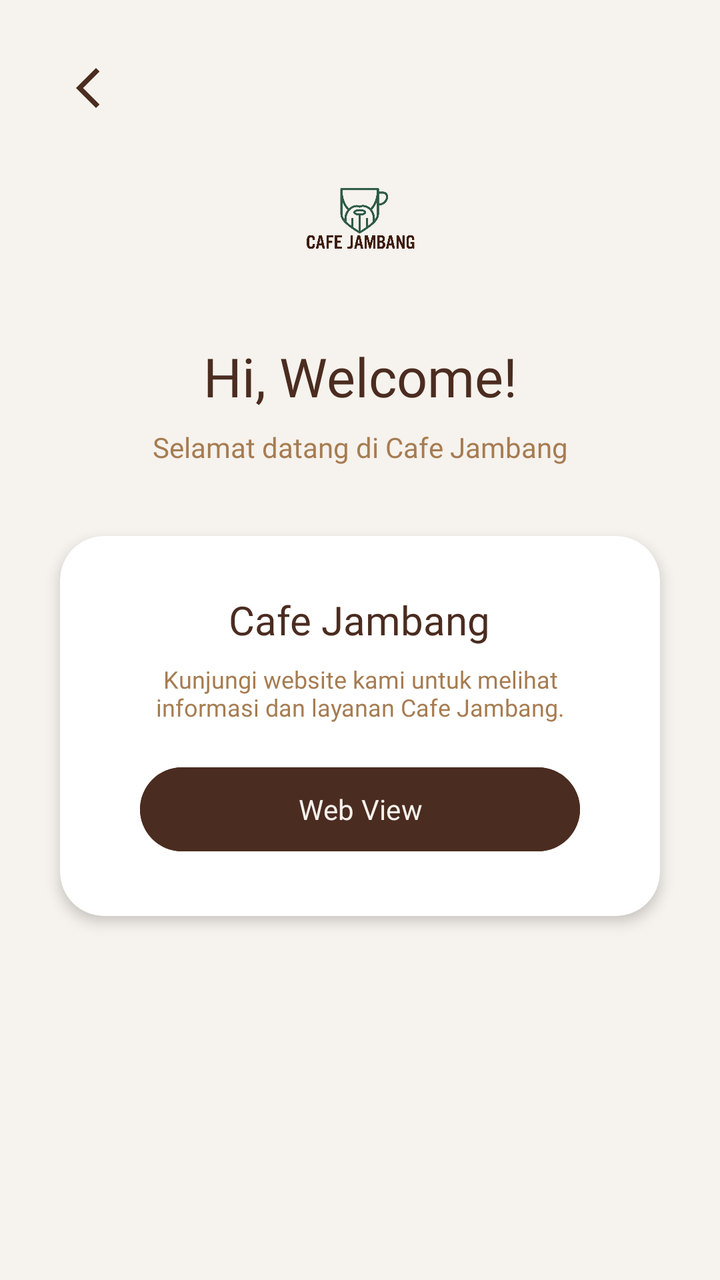
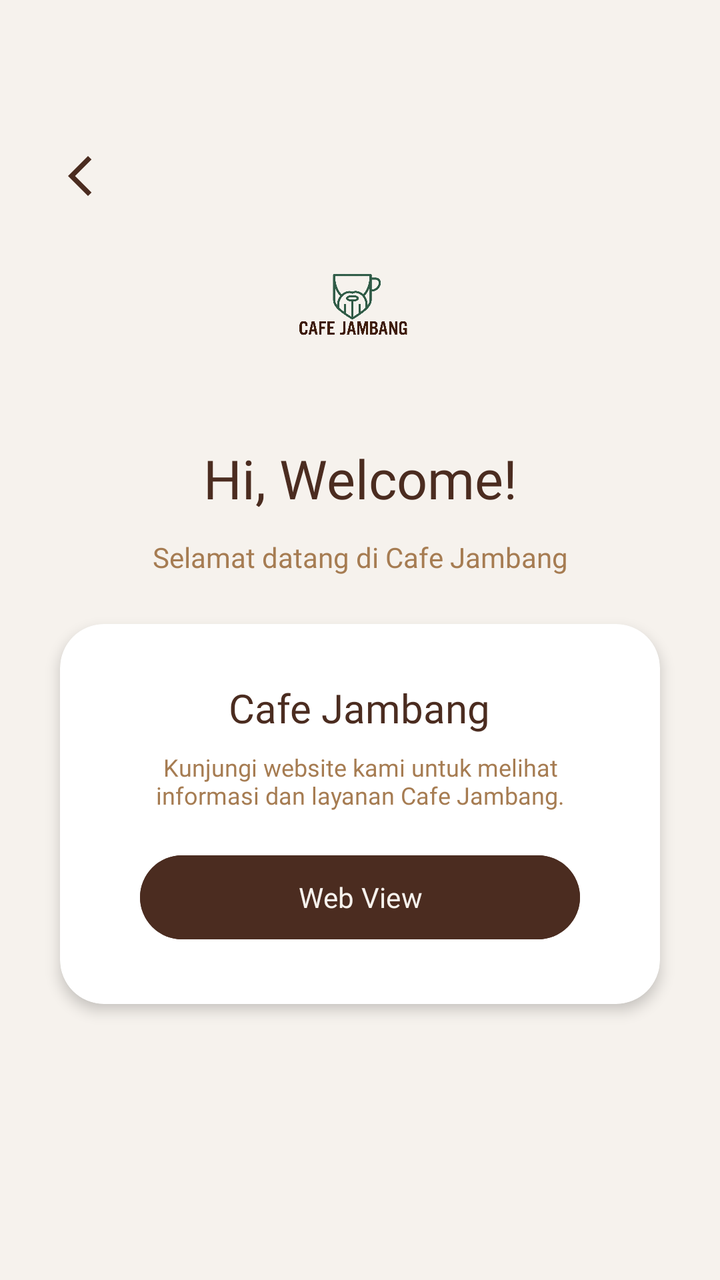

An Android layout rendered at two revisions. The XML below is the earlier revision; the diff shows what the commit changed to produce the second picture.
<!-- AndroidManifest.xml: application theme Theme.YLNLays -->
<!-- res/layout/activity_dashboard.xml -->
<?xml version="1.0" encoding="utf-8"?>
<androidx.constraintlayout.widget.ConstraintLayout
    xmlns:android="http://schemas.android.com/apk/res/android"
    xmlns:app="http://schemas.android.com/apk/res-auto"
    android:id="@+id/main"
    android:layout_width="match_parent"
    android:layout_height="match_parent"
    android:background="#F6F2ED">

    
    <ImageButton
        android:id="@+id/btnBack"
        android:layout_width="48dp"
        android:layout_height="48dp"
        android:layout_marginStart="20dp"
        android:layout_marginTop="20dp"
        android:background="@android:color/transparent"
        android:src="@drawable/ic_arrow_back"
        android:contentDescription="Back"
        app:tint="#4B2C20"
        app:layout_constraintTop_toTopOf="parent"
        app:layout_constraintStart_toStartOf="parent" />

    
    <ImageView
        android:id="@+id/imgLogo"
        android:layout_width="85dp"
        android:layout_height="85dp"
        android:src="@drawable/logo"
        android:scaleType="fitCenter"
        android:contentDescription="Logo Cafe Jambang"
        app:layout_constraintTop_toTopOf="parent"
        app:layout_constraintStart_toStartOf="parent"
        app:layout_constraintEnd_toEndOf="parent"
        android:layout_marginTop="65dp" />

    
    <TextView
        android:id="@+id/tvWelcome"
        android:layout_width="0dp"
        android:layout_height="wrap_content"
        android:text="Hi, Welcome!"
        android:textColor="#4B2C20"
        android:textSize="27sp"
        android:fontFamily="@font/poppins_bold"
        android:gravity="center"
        app:layout_constraintTop_toBottomOf="@id/imgLogo"
        app:layout_constraintStart_toStartOf="parent"
        app:layout_constraintEnd_toEndOf="parent"
        android:layout_marginTop="20dp"
        android:layout_marginStart="30dp"
        android:layout_marginEnd="30dp" />

    
    <TextView
        android:id="@+id/tvSubtitle"
        android:layout_width="0dp"
        android:layout_height="wrap_content"
        android:text="Selamat datang di Cafe Jambang"
        android:textColor="#A67C52"
        android:textSize="14sp"
        android:fontFamily="@font/poppins_medium"
        android:gravity="center"
        app:layout_constraintTop_toBottomOf="@id/tvWelcome"
        app:layout_constraintStart_toStartOf="parent"
        app:layout_constraintEnd_toEndOf="parent"
        android:layout_marginStart="30dp"
        android:layout_marginEnd="30dp"
        android:layout_marginTop="8dp" />

    
    <androidx.cardview.widget.CardView
        android:id="@+id/cardWebsite"
        android:layout_width="0dp"
        android:layout_height="190dp"
        app:cardCornerRadius="22dp"
        app:cardElevation="4dp"
        app:cardBackgroundColor="#FFFFFF"
        app:layout_constraintTop_toBottomOf="@id/tvSubtitle"
        app:layout_constraintStart_toStartOf="parent"
        app:layout_constraintEnd_toEndOf="parent"
        android:layout_marginStart="30dp"
        android:layout_marginEnd="30dp"
        android:layout_marginTop="35dp">

        <LinearLayout
            android:layout_width="match_parent"
            android:layout_height="match_parent"
            android:orientation="vertical"
            android:gravity="center"
            android:padding="20dp">

            <TextView
                android:layout_width="wrap_content"
                android:layout_height="wrap_content"
                android:text="Cafe Jambang"
                android:textColor="#4B2C20"
                android:textSize="20sp"
                android:fontFamily="@font/poppins_bold" />

            <TextView
                android:layout_width="wrap_content"
                android:layout_height="wrap_content"
                android:text="Kunjungi website kami untuk melihat&#10;informasi dan layanan Cafe Jambang."
                android:textColor="#A67C52"
                android:textSize="12sp"
                android:fontFamily="@font/poppins_medium"
                android:gravity="center"
                android:layout_marginTop="8dp" />

            <Button
                android:id="@+id/btnWebView"
                android:layout_width="220dp"
                android:layout_height="50dp"
                android:text="Web View"
                android:textColor="#F6F2ED"
                android:textSize="14sp"
                android:fontFamily="@font/poppins_bold"
                android:textAllCaps="false"
                android:backgroundTint="#4B2C20"
                android:layout_marginTop="18dp" />

        </LinearLayout>

    </androidx.cardview.widget.CardView>

</androidx.constraintlayout.widget.ConstraintLayout>
<!-- resources referenced by this layout -->
<resources>
  <!-- drawable ic_arrow_back (drawable) -->
  <vector xmlns:android="http://schemas.android.com/apk/res/android" android:height="24dp" android:tint="#000000" android:viewportHeight="24" android:viewportWidth="24" android:width="24dp">
        
      <path android:fillColor="@android:color/white" android:pathData="M17.77,3.77l-1.77,-1.77l-10,10l10,10l1.77,-1.77l-8.23,-8.23z"/>
      
  </vector>
  <!-- drawable logo: png bitmap (drawable, 284325 bytes) -->
  <style name="Theme.YLNLays" parent="Base.Theme.YLNLays" />
  <style name="Base.Theme.YLNLays" parent="Theme.Material3.DayNight.NoActionBar">
          
          
      </style>
</resources>

<!-- the commit's change to res/layout/activity_dashboard.xml (unified diff, before → after) -->
@@ -7,121 +7,119 @@
     android:layout_height="match_parent"
     android:background="#F6F2ED">
 
-    
     <ImageButton
         android:id="@+id/btnBack"
         android:layout_width="48dp"
         android:layout_height="48dp"
-        android:layout_marginStart="20dp"
-        android:layout_marginTop="20dp"
+        android:layout_marginStart="16dp"
+        android:layout_marginTop="64dp"
         android:background="@android:color/transparent"
+        android:contentDescription="Back"
         android:src="@drawable/ic_arrow_back"
-        android:contentDescription="Back"
-        app:tint="#4B2C20"
+        app:layout_constraintStart_toStartOf="parent"
         app:layout_constraintTop_toTopOf="parent"
-        app:layout_constraintStart_toStartOf="parent" />
+        app:tint="#4B2C20" />
 
-    
-    <ImageView
-        android:id="@+id/imgLogo"
-        android:layout_width="85dp"
-        android:layout_height="85dp"
-        android:src="@drawable/logo"
-        android:scaleType="fitCenter"
-        android:contentDescription="Logo Cafe Jambang"
-        app:layout_constraintTop_toTopOf="parent"
-        app:layout_constraintStart_toStartOf="parent"
-        app:layout_constraintEnd_toEndOf="parent"
-        android:layout_marginTop="65dp" />
-
-    
-    <TextView
-        android:id="@+id/tvWelcome"
-        android:layout_width="0dp"
-        android:layout_height="wrap_content"
-        android:text="Hi, Welcome!"
-        android:textColor="#4B2C20"
-        android:textSize="27sp"
-        android:fontFamily="@font/poppins_bold"
-        android:gravity="center"
-        app:layout_constraintTop_toBottomOf="@id/imgLogo"
-        app:layout_constraintStart_toStartOf="parent"
-        app:layout_constraintEnd_toEndOf="parent"
-        android:layout_marginTop="20dp"
-        android:layout_marginStart="30dp"
-        android:layout_marginEnd="30dp" />
-
-    
-    <TextView
-        android:id="@+id/tvSubtitle"
-        android:layout_width="0dp"
-        android:layout_height="wrap_content"
-        android:text="Selamat datang di Cafe Jambang"
-        android:textColor="#A67C52"
-        android:textSize="14sp"
-        android:fontFamily="@font/poppins_medium"
-        android:gravity="center"
-        app:layout_constraintTop_toBottomOf="@id/tvWelcome"
-        app:layout_constraintStart_toStartOf="parent"
-        app:layout_constraintEnd_toEndOf="parent"
-        android:layout_marginStart="30dp"
-        android:layout_marginEnd="30dp"
-        android:layout_marginTop="8dp" />
-
-    
     <androidx.cardview.widget.CardView
         android:id="@+id/cardWebsite"
         android:layout_width="0dp"
         android:layout_height="190dp"
+        android:layout_marginStart="30dp"
+        android:layout_marginTop="24dp"
+        android:layout_marginEnd="30dp"
+        app:cardBackgroundColor="#FFFFFF"
         app:cardCornerRadius="22dp"
         app:cardElevation="4dp"
-        app:cardBackgroundColor="#FFFFFF"
-        app:layout_constraintTop_toBottomOf="@id/tvSubtitle"
+        app:layout_constraintEnd_toEndOf="parent"
+        app:layout_constraintHorizontal_bias="0.0"
         app:layout_constraintStart_toStartOf="parent"
-        app:layout_constraintEnd_toEndOf="parent"
-        android:layout_marginStart="30dp"
-        android:layout_marginEnd="30dp"
-        android:layout_marginTop="35dp">
+        app:layout_constraintTop_toBottomOf="@id/tvSubtitle">
 
         <LinearLayout
             android:layout_width="match_parent"
             android:layout_height="match_parent"
+            android:gravity="center"
             android:orientation="vertical"
-            android:gravity="center"
             android:padding="20dp">
 
             <TextView
                 android:layout_width="wrap_content"
                 android:layout_height="wrap_content"
+                android:fontFamily="@font/poppins_bold"
                 android:text="Cafe Jambang"
                 android:textColor="#4B2C20"
-                android:textSize="20sp"
-                android:fontFamily="@font/poppins_bold" />
+                android:textSize="20sp" />
 
             <TextView
                 android:layout_width="wrap_content"
                 android:layout_height="wrap_content"
-                android:text="Kunjungi website kami untuk melihat&#10;informasi dan layanan Cafe Jambang."
-                android:textColor="#A67C52"
-                android:textSize="12sp"
+                android:layout_marginTop="8dp"
                 android:fontFamily="@font/poppins_medium"
                 android:gravity="center"
-                android:layout_marginTop="8dp" />
+                android:text="Kunjungi website kami untuk melihat
+                informasi dan layanan Cafe Jambang."
+                android:textColor="#A67C52"
+                android:textSize="12sp" />
 
             <Button
                 android:id="@+id/btnWebView"
                 android:layout_width="220dp"
                 android:layout_height="50dp"
+                android:layout_marginTop="18dp"
+                android:backgroundTint="#4B2C20"
+                android:fontFamily="@font/poppins_bold"
                 android:text="Web View"
+                android:textAllCaps="false"
                 android:textColor="#F6F2ED"
-                android:textSize="14sp"
-                android:fontFamily="@font/poppins_bold"
-                android:textAllCaps="false"
-                android:backgroundTint="#4B2C20"
-                android:layout_marginTop="18dp" />
-
+                android:textSize="14sp" />
         </LinearLayout>
-
     </androidx.cardview.widget.CardView>
 
+    <TextView
+        android:id="@+id/tvWelcome"
+        android:layout_width="0dp"
+        android:layout_height="wrap_content"
+        android:layout_marginStart="30dp"
+        android:layout_marginTop="28dp"
+        android:layout_marginEnd="30dp"
+        android:fontFamily="@font/poppins_bold"
+        android:gravity="center"
+        android:text="Hi, Welcome!"
+        android:textColor="#4B2C20"
+        android:textSize="27sp"
+        app:layout_constraintEnd_toEndOf="parent"
+        app:layout_constraintHorizontal_bias="0.0"
+        app:layout_constraintStart_toStartOf="parent"
+        app:layout_constraintTop_toBottomOf="@id/imgLogo" />
+
+    <TextView
+        android:id="@+id/tvSubtitle"
+        android:layout_width="0dp"
+        android:layout_height="wrap_content"
+        android:layout_marginStart="30dp"
+        android:layout_marginTop="12dp"
+        android:layout_marginEnd="30dp"
+        android:fontFamily="@font/poppins_medium"
+        android:gravity="center"
+        android:text="Selamat datang di Cafe Jambang"
+        android:textColor="#A67C52"
+        android:textSize="14sp"
+        app:layout_constraintEnd_toEndOf="parent"
+        app:layout_constraintHorizontal_bias="0.0"
+        app:layout_constraintStart_toStartOf="parent"
+        app:layout_constraintTop_toBottomOf="@id/tvWelcome" />
+
+    <ImageView
+        android:id="@+id/imgLogo"
+        android:layout_width="85dp"
+        android:layout_height="85dp"
+        android:layout_marginTop="108dp"
+        android:contentDescription="Logo Cafe Jambang"
+        android:scaleType="fitCenter"
+        android:src="@drawable/logo"
+        app:layout_constraintEnd_toEndOf="parent"
+        app:layout_constraintHorizontal_bias="0.487"
+        app:layout_constraintStart_toStartOf="parent"
+        app:layout_constraintTop_toTopOf="parent" />
+
 </androidx.constraintlayout.widget.ConstraintLayout>
<!-- resource entries referenced after the edit -->
@@ -1,7 +1,7 @@
 <!-- resources referenced by this layout -->
 <resources>
   <!-- drawable ic_arrow_back (drawable) -->
-  <vector xmlns:android="http://schemas.android.com/apk/res/android" android:height="24dp" android:tint="#000000" android:viewportHeight="24" android:viewportWidth="24" android:width="24dp">
+  <vector xmlns:android="http://schemas.android.com/apk/res/android" android:height="24dp" android:tint="#FFFFFF" android:viewportHeight="24" android:viewportWidth="24" android:width="24dp">
         
       <path android:fillColor="@android:color/white" android:pathData="M17.77,3.77l-1.77,-1.77l-10,10l10,10l1.77,-1.77l-8.23,-8.23z"/>
       
